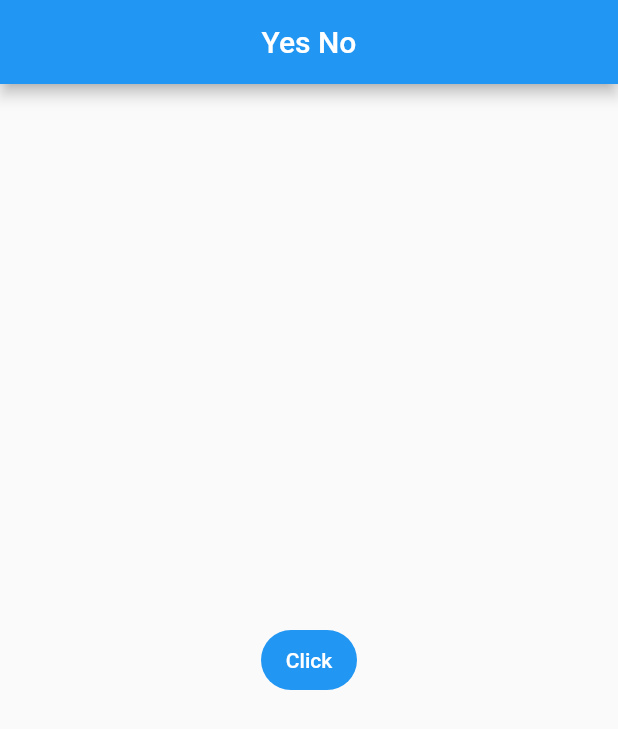
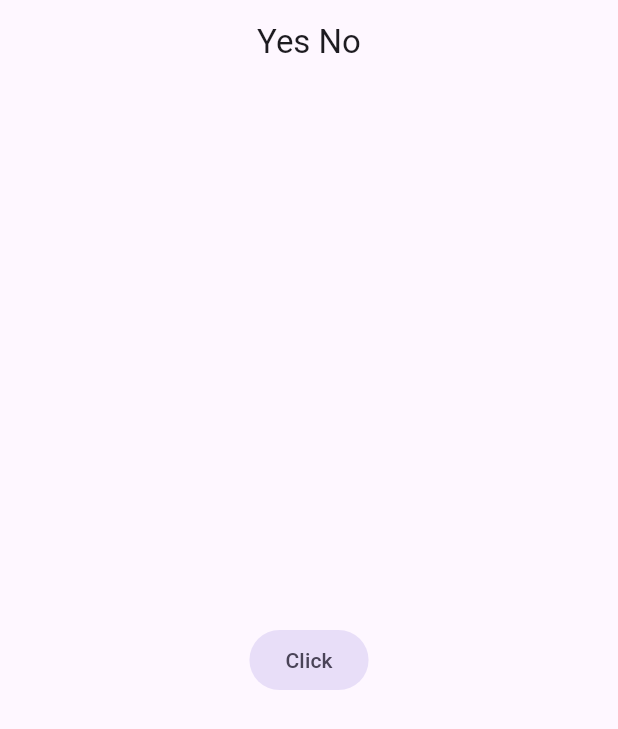
Before and after one commit to willywonka-aaa/yes_no_git, a Flutter app: the screen it shows after launch, on a phone screen of 412 x 824 dp. Shown: the top 729 px of the screen. Run offline on Flutter 3.47's test engine with Material 2 defaults, Android fonts, the phone set to English and light mode, and no system bars.

Commit message:
v67 configurando el tema separado

```diff
--- /dev/null
+++ b/lib/config/theme/app_theme.dart
@@ -0,0 +1,9 @@
+import 'package:flutter/material.dart';
+
+class AppTheme {
+  ThemeData theme() {
+    return ThemeData(
+      useMaterial3: true,
+    );
+  }
+}
--- a/lib/main.dart
+++ b/lib/main.dart
@@ -1,3 +1,4 @@
+import 'package:b_yes_no_git/config/theme/app_theme.dart';
 import 'package:flutter/material.dart';
 
 void main() {
@@ -12,6 +13,7 @@ class MainApp extends StatelessWidget {
     return MaterialApp(
       title: "Yes No App",
       debugShowCheckedModeBanner: false,
+      theme: AppTheme().theme(),
       home: Scaffold(
         appBar: AppBar(title: const Center(child: Text("Yes No"))),
         body: Center(
```
